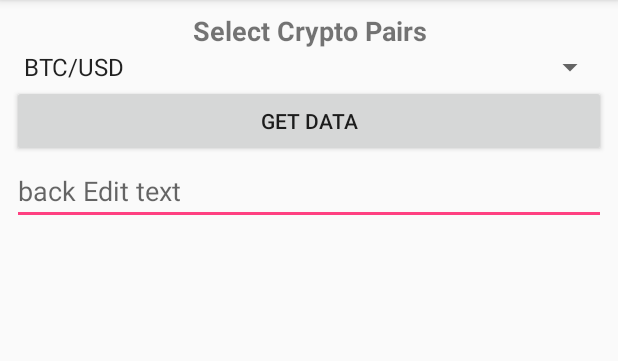
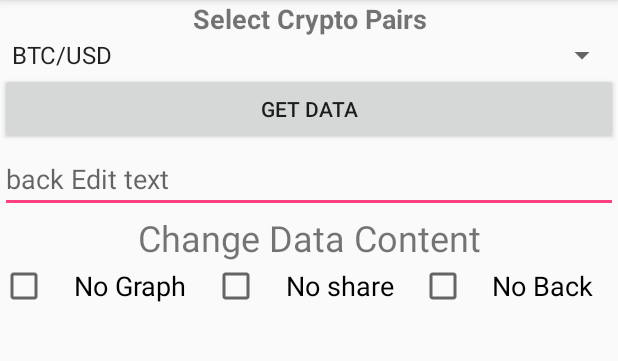
Before and after one commit to pksmall/CryptoStockViewer, an Android app: the CryptoStockViewer screen opened directly, with no data from a screen before it, on a phone screen of 412 x 824 dp, the part 84-445 px from its top. Run offline under Robolectric (Android 15) with nearby library versions, the phone set to English and light mode, and no system bars; libraries missing offline, so code that uses them is left out: com.jjoe64.graphview; plain views replace GraphView.

Commit message:
Сделано 5-е ДЗ.

```diff
--- a/app/src/main/java/gb/pavelkorzhenko/cryptostockviewer/CryptoStockViewer.java
+++ b/app/src/main/java/gb/pavelkorzhenko/cryptostockviewer/CryptoStockViewer.java
@@ -16,18 +16,22 @@ import android.support.v7.app.AppCompatActivity;
 import android.os.Bundle;
 import android.util.Log;
 import android.view.View;
+import android.view.View.OnClickListener;
 import android.widget.AdapterView;
 import android.widget.Button;
+import android.widget.CheckBox;
 import android.widget.EditText;
 import android.widget.Spinner;
 
-public class CryptoStockViewer extends AppCompatActivity implements View.OnClickListener,Spinner.OnItemSelectedListener,IConstants {
+public class CryptoStockViewer extends AppCompatActivity implements OnClickListener,Spinner.OnItemSelectedListener, IConstants {
     protected Spinner spinnerViewPairs;
     protected Button btnGetPairsData;
     protected Resources cryptoResData;
     protected String[] strCryptoPairData;
     protected Intent detailIntent;
     protected EditText backEditText;
+    protected CheckBox chkNoGraph, chkNoShare, chkNoBack;
+    protected boolean[] chkKeysArr = {false, false, false};
 
     @RequiresApi(api = Build.VERSION_CODES.JELLY_BEAN)
     @Override
@@ -45,7 +49,15 @@ public class CryptoStockViewer extends AppCompatActivity implements View.OnClick
         // spinner and listener
         spinnerViewPairs= findViewById(R.id.spinnerPairChoose);
         spinnerViewPairs.setOnItemSelectedListener(this);
+
+        // checkboxes
+        chkNoGraph = findViewById(R.id.chkNoGraph);
+        chkNoShare = findViewById(R.id.chkNoShare);
+        chkNoBack = findViewById(R.id.chkNoBack);
+
+        // loading setting
         LoadPreferences();
+
 
         // button and listener
         btnGetPairsData = findViewById(R.id.getBtnPairs);
@@ -69,12 +81,22 @@ public class CryptoStockViewer extends AppCompatActivity implements View.OnClick
     public void onClick(View view) {
         long cryptoPairsID = spinnerViewPairs.getSelectedItemId();
         int cryptoIndex = (int) (cryptoPairsID % strCryptoPairData.length);
+        if (chkNoGraph.isChecked()) { chkKeysArr[0] = true; } else { chkKeysArr[0] = false; }
+        if (chkNoShare.isChecked()) { chkKeysArr[1] = true; } else { chkKeysArr[1] = false; }
+        if (chkNoBack.isChecked()) {  chkKeysArr[2] = true; } else { chkKeysArr[2] = false; }
         // save preferences
         SavePreferences(KEY_SPINNER_INDEX, (int) cryptoPairsID);
+        SavePreferences(KEY_CHK_NOGRAPH, chkKeysArr[0] ? 1 : 0);
+        SavePreferences(KEY_CHK_NOSHARE, chkKeysArr[1] ? 1 : 0);
+        SavePreferences(KEY_CHK_NOBACK,  chkKeysArr[2] ? 1 : 0);
+
+        Log.d("MAINMYLACTIVITY","chkbox keys: "  + chkKeysArr[0] + " " + chkKeysArr[1] + " " + chkKeysArr[2]);
 
         detailIntent = new Intent(CryptoStockViewer.this, DetailActivity.class);
         detailIntent.putExtra(CRYPTODATA, strCryptoPairData[cryptoIndex]);
         detailIntent.putExtra(CRYPTOPAIR, spinnerViewPairs.getSelectedItem().toString());
+        detailIntent.putExtra(CHECKBOXARRAY, chkKeysArr);
+
         Log.d("MAINMYACTIVITY","cryptodata: " + strCryptoPairData[cryptoIndex] + " cryptopair:"
                     + spinnerViewPairs.getSelectedItem().toString());
         startActivityForResult(detailIntent, guardCode);
@@ -86,12 +108,23 @@ public class CryptoStockViewer extends AppCompatActivity implements View.OnClick
         long cryptoPairsID = l;
         // id of element of arrayData % arrayData.length
         int cryptoIndex = (int) (cryptoPairsID % strCryptoPairData.length);
+        // check checkboxes
+        if (chkNoGraph.isChecked()) { chkKeysArr[0] = true; } else { chkKeysArr[0] = false; }
+        if (chkNoShare.isChecked()) { chkKeysArr[1] = true; } else { chkKeysArr[1] = false; }
+        if (chkNoBack.isChecked()) {  chkKeysArr[2] = true; } else { chkKeysArr[2] = false; }
         // save preferences
         SavePreferences(KEY_SPINNER_INDEX, (int) cryptoPairsID);
+        SavePreferences(KEY_CHK_NOGRAPH, chkKeysArr[0] ? 1 : 0);
+        SavePreferences(KEY_CHK_NOSHARE, chkKeysArr[1] ? 1 : 0);
+        SavePreferences(KEY_CHK_NOBACK,  chkKeysArr[2] ? 1 : 0);
+
+        Log.d("MAINMYLACTIVITY","chkbox keys: "  + chkKeysArr[0] + " " + chkKeysArr[1] + " " + chkKeysArr[2]);
 
         detailIntent = new Intent(CryptoStockViewer.this, DetailActivity.class);
         detailIntent.putExtra(CRYPTODATA, strCryptoPairData[cryptoIndex]);
         detailIntent.putExtra(CRYPTOPAIR, spinnerViewPairs.getSelectedItem().toString());
+        detailIntent.putExtra(CHECKBOXARRAY, chkKeysArr);
+
         Log.d("MAINMYACTIVITY","cryptodata: " + strCryptoPairData[cryptoIndex] + " cryptopair:"
                 + spinnerViewPairs.getSelectedItem().toString());
         startActivityForResult(detailIntent, guardCode);
@@ -128,8 +161,20 @@ public class CryptoStockViewer extends AppCompatActivity implements View.OnClick
     private void LoadPreferences() {
         SharedPreferences sharedPreferences = getSharedPreferences(
                 APP_PREFERENCES, MODE_PRIVATE);
+        // spinner
         int savedSpinnerID = sharedPreferences.getInt(KEY_SPINNER_INDEX, 0);
         spinnerViewPairs.setSelection(savedSpinnerID);
+
+        // load preferences for checkboxes
+        if (sharedPreferences.getInt(KEY_CHK_NOGRAPH, 0) == 1) {
+            chkNoGraph.setChecked(true);
+        }
+        if (sharedPreferences.getInt(KEY_CHK_NOSHARE, 0) == 1) {
+            chkNoShare.setChecked(true);
+        }
+        if (sharedPreferences.getInt(KEY_CHK_NOBACK, 0) == 1) {
+            chkNoBack.setChecked(true);
+        }
     }
 
     /**
--- a/app/src/main/java/gb/pavelkorzhenko/cryptostockviewer/IConstants.java
+++ b/app/src/main/java/gb/pavelkorzhenko/cryptostockviewer/IConstants.java
@@ -12,6 +12,10 @@ public interface IConstants {
     public static final String KEY_SAVE_CRYPTO_PAIR_DATA = "SAVE_CRYPTO_PAIR_DATA";
     public static final String KEY_SAVE_CRYPTO_STRING_DATA = "SAVE_CRYPTO_STRING_DATA";
     public static final String KEY_SAVE_CRYPTO_PAIR = "SAVE_CRYPTO_PAIR";
+    public static final String KEY_CHK_NOGRAPH = "SAVE_CHK_NOGRAPH";
+    public static final String KEY_CHK_NOSHARE = "SAVE_CHK_SHARE";
+    public static final String KEY_CHK_NOBACK = "SAVE_CHK_BACK";
+    public static final String CHECKBOXARRAY = "CHECKBOXES_ARRAY";
     public static final int guardCode = 4352;
     public static final String BACKINFO = "BACKINFO";
 }
--- a/app/src/main/res/layout/activity_crypto_stock_viewer.xml
+++ b/app/src/main/res/layout/activity_crypto_stock_viewer.xml
@@ -7,12 +7,8 @@
     tools:context="gb.pavelkorzhenko.cryptostockviewer.CryptoStockViewer">
 
     <LinearLayout
-        android:layout_width="0dp"
-        android:layout_height="495dp"
-        android:layout_marginBottom="8dp"
-        android:layout_marginEnd="8dp"
-        android:layout_marginStart="8dp"
-        android:layout_marginTop="8dp"
+        android:layout_width="match_parent"
+        android:layout_height="match_parent"
         android:orientation="vertical"
         app:layout_constraintBottom_toBottomOf="parent"
         app:layout_constraintEnd_toEndOf="parent"
@@ -48,15 +44,64 @@
             android:layout_height="wrap_content"
             android:ems="10"
             android:hint="@string/backEditHint"
-            android:inputType="textPersonName" />
+            android:inputType="textPersonName"
+            android:textSize="18sp" />
 
         <TextView
-            android:id="@+id/textCurrentEx"
+            android:id="@+id/hdrCheckBoxes"
             android:layout_width="match_parent"
             android:layout_height="wrap_content"
+            android:text="@string/hdrCheckBoxes"
             android:textAlignment="center"
-            android:textSize="30sp"
-            android:textStyle="bold" />
+            android:textSize="24sp"
+            tools:text="Text4CheckBoxes" />
+
+        <GridLayout
+            android:id="@+id/grdCheckBoxes"
+            android:layout_width="match_parent"
+            android:layout_height="wrap_content"
+            android:orientation="vertical"
+            android:textAlignment="center"
+            android:columnCount="3"
+            android:layout_gravity="center_vertical"
+            android:rowCount="1">
+
+            <CheckBox
+                android:id="@+id/chkNoGraph"
+                android:layout_width="wrap_content"
+                android:layout_height="wrap_content"
+                android:layout_columnWeight="1"
+                android:layout_row="0"
+                android:text="@string/noGraphStr"
+                android:textAlignment="center"
+                android:layout_gravity="center_vertical"
+                android:textSize="18sp" />
+
+            <CheckBox
+                android:id="@+id/chkNoShare"
+                android:layout_width="wrap_content"
+                android:layout_height="wrap_content"
+                android:layout_column="1"
+                android:layout_columnWeight="1"
+                android:layout_row="0"
+                android:layout_gravity="center_vertical"
+                android:text="@string/noShareStr"
+                android:textAlignment="center"
+                android:textSize="18sp" />
+
+            <CheckBox
+                android:id="@+id/chkNoBack"
+                android:layout_width="wrap_content"
+                android:layout_height="wrap_content"
+                android:layout_column="2"
+                android:layout_columnWeight="1"
+                android:layout_gravity="center_vertical"
+                android:layout_row="0"
+                android:text="@string/noBackStr"
+                android:textAlignment="center"
+                android:textSize="18sp" />
+
+        </GridLayout>
 
         <!-- <TextView
             android:layout_width="match_parent"
--- a/app/src/main/res/values/strings.xml
+++ b/app/src/main/res/values/strings.xml
@@ -8,6 +8,10 @@
     <string name="chooserTitle">Share with ...</string>
     <string name="btnBack"><![CDATA[<Back]]></string>
     <string name="backEditHint">back Edit text</string>
+    <string name="hdrCheckBoxes">Change Data Content</string>
+    <string name="noGraphStr">No Graph</string>
+    <string name="noShareStr">No share</string>
+    <string name="noBackStr">No Back</string>
     <string-array name="cryptoPairs">
         <item>BTC/USD</item>
         <item>BTC/LTC</item>
--- /dev/null
+++ b/settings.gradle
@@ -0,0 +1 @@
+include ':app'
```
Also changed, not shown: app/build.gradle (added, +29 -0 lines), app/src/main/java/gb/pavelkorzhenko/cryptostockviewer/DetailActivity.java (+18 -5 lines), build.gradle (added, +27 -0 lines), gradle.properties (added, +17 -0 lines), gradle/wrapper/gradle-wrapper.properties (added), 6 other files.
